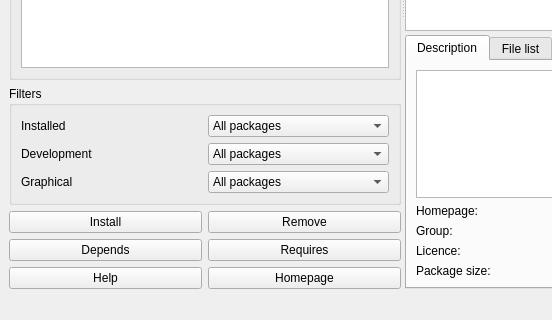
Above: gui/mainwindow.ui from freedesktop-unofficial-mirror/packagekit__PackageKit-Qt before the change; both pictures show x 0 to 552 and y 282 to 602 of the 804 by 602 pixel window. Below: the same form after it.
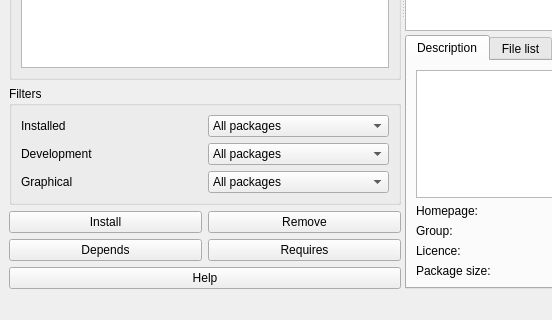
That is the form after the change. Icons and pictures are not drawn.

```diff
--- a/gui/mainwindow.ui
+++ b/gui/mainwindow.ui
@@ -180,17 +180,13 @@
             </property>
            </widget>
           </item>
-          <item row="2" column="0" >
+          <item row="2" column="0" colspan="2" >
            <widget class="QPushButton" name="buttonHelp" >
             <property name="text" >
              <string>Help</string>
             </property>
-           </widget>
-          </item>
-          <item row="2" column="1" >
-           <widget class="QPushButton" name="buttonHomepage" >
-            <property name="text" >
-             <string>Homepage</string>
+            <property name="icon" >
+             <iconset resource="resources.qrc" >:/pixmaps/help.svg</iconset>
             </property>
            </widget>
           </item>
```
Left out of the diff: 20 changed lines with no effect on the pictures.
